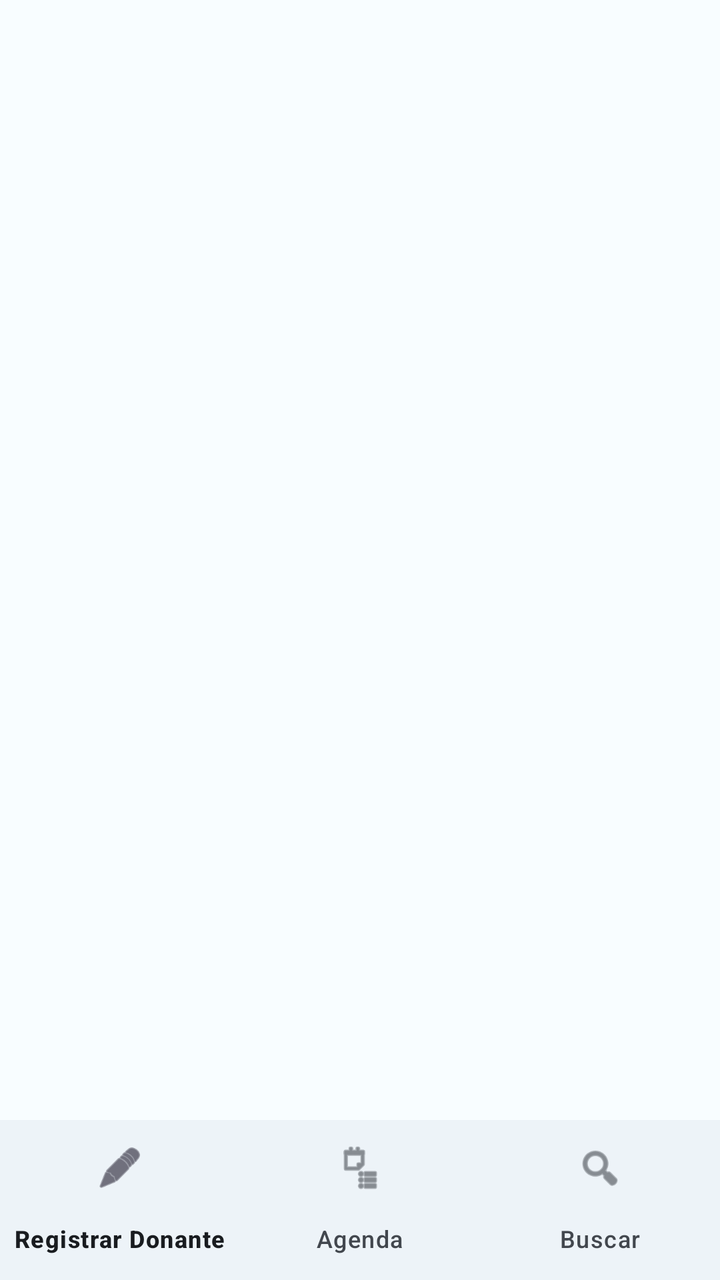
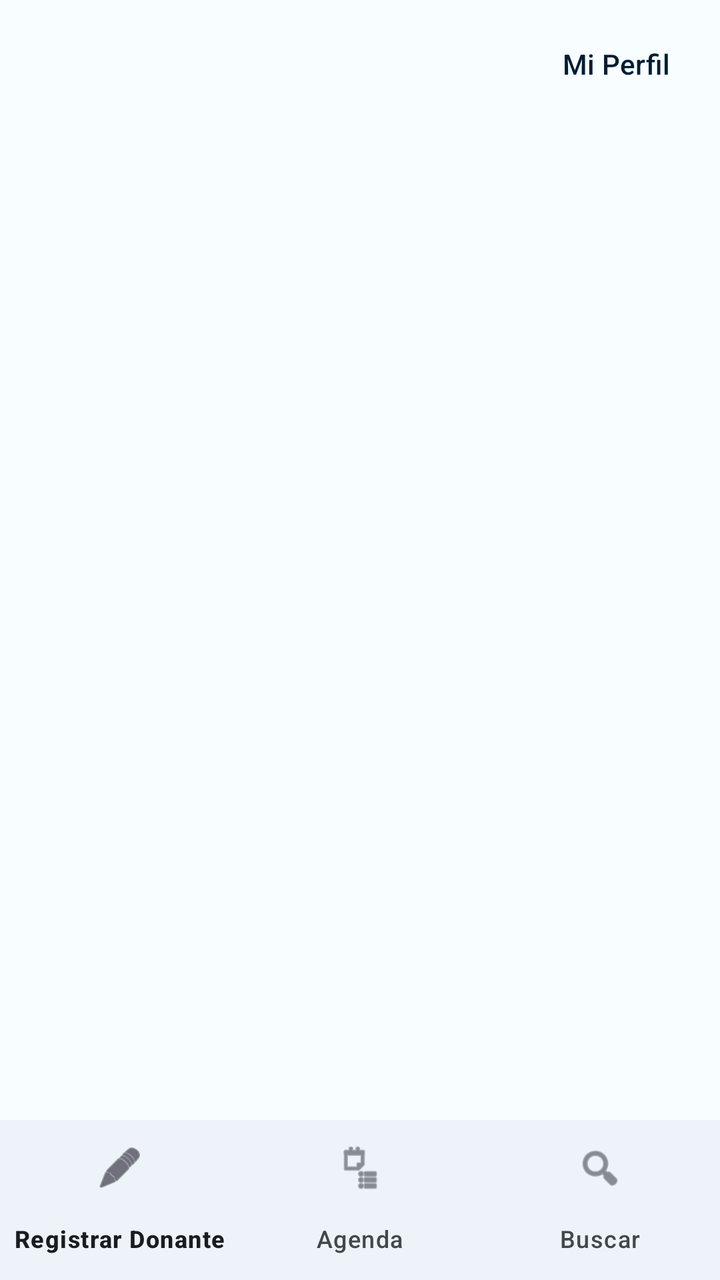

The first picture is an Android layout as it rendered before a commit; the second is the same layout after the commit. The layout source and the unified diff follow.
<!-- AndroidManifest.xml: application theme Theme.DonationSystem -->
<!-- res/layout/activity_main.xml -->
<?xml version="1.0" encoding="utf-8"?>
<androidx.constraintlayout.widget.ConstraintLayout xmlns:android="http://schemas.android.com/apk/res/android"
    xmlns:app="http://schemas.android.com/apk/res-auto"
    xmlns:tools="http://schemas.android.com/tools"
    android:id="@+id/main"
    android:layout_width="match_parent"
    android:layout_height="match_parent"
    android:background="@color/surface_light"
    tools:context=".views.MainActivity">

    <androidx.fragment.app.FragmentContainerView
        android:id="@+id/fragmentContainerView"
        android:layout_width="0dp"
        android:layout_height="0dp"
        app:layout_constraintBottom_toTopOf="@+id/bottomNavigationView"
        app:layout_constraintEnd_toEndOf="parent"
        app:layout_constraintStart_toStartOf="parent"
        app:layout_constraintTop_toTopOf="parent" />

    <com.google.android.material.bottomnavigation.BottomNavigationView
        android:id="@+id/bottomNavigationView"
        android:layout_width="0dp"
        android:layout_height="wrap_content"
        app:menu="@menu/bottom_nav_menu"
        app:layout_constraintBottom_toBottomOf="parent"
        app:layout_constraintEnd_toEndOf="parent"
        app:layout_constraintStart_toStartOf="parent" />

</androidx.constraintlayout.widget.ConstraintLayout>
<!-- resources referenced by this layout -->
<resources>
  <color name="surface_light">#FFF8FDFF</color>
  <style name="Theme.DonationSystem" parent="Base.Theme.DonationSystem" />
  <style name="Base.Theme.DonationSystem" parent="Theme.Material3.DayNight.NoActionBar">
          <item name="colorPrimary">@color/medical_blue</item>
          <item name="colorOnPrimary">@color/on_primary</item>
          <item name="colorPrimaryContainer">@color/medical_blue_light</item>
          <item name="colorOnPrimaryContainer">@color/clinical_dark_blue</item>
  
          <item name="colorSecondary">@color/clinical_dark_blue</item>
          <item name="colorOnSecondary">@color/on_secondary</item>
  
          <item name="colorSurface">@color/surface_light</item>
          <item name="colorOnSurface">@color/on_surface</item>
          <item name="colorSurfaceVariant">@color/surface_variant</item>
          <item name="colorOnSurfaceVariant">@color/on_surface_variant</item>
  
          <item name="android:colorBackground">@color/surface_light</item>
          <item name="colorOutline">@color/outline</item>
  
          <item name="colorSurfaceContainerLowest">@color/surface_container_lowest</item>
          <item name="colorSurfaceContainerLow">@color/surface_container_low</item>
          <item name="colorSurfaceContainer">@color/surface_container</item>
          <item name="colorSurfaceContainerHigh">@color/surface_container_high</item>
          <item name="colorSurfaceContainerHighest">@color/surface_container_highest</item>
      </style>
  <color name="medical_blue">#FF00639A</color>
  <color name="on_primary">#FFFFFFFF</color>
  <color name="medical_blue_light">#FFD1E4FF</color>
  <color name="clinical_dark_blue">#FF001D33</color>
  <color name="on_secondary">#FFFFFFFF</color>
  <color name="on_surface">#FF191C20</color>
  <color name="surface_variant">#FFDEE3EB</color>
  <color name="on_surface_variant">#FF42474E</color>
  <color name="outline">#FF72777F</color>
  <color name="surface_container_lowest">#FFFFFFFF</color>
  <color name="surface_container_low">#FFF3F8FB</color>
  <color name="surface_container">#FFEDF3F8</color>
  <color name="surface_container_high">#FFE7EDF3</color>
  <color name="surface_container_highest">#FFE1E9F0</color>
</resources>

<!-- the commit's change to res/layout/activity_main.xml (unified diff, before → after) -->
@@ -17,6 +17,18 @@
         app:layout_constraintStart_toStartOf="parent"
         app:layout_constraintTop_toTopOf="parent" />
 
+    <com.google.android.material.button.MaterialButton
+        android:id="@+id/buttonProfile"
+        style="@style/Widget.Material3.Button.TextButton"
+        android:layout_width="wrap_content"
+        android:layout_height="wrap_content"
+        android:layout_marginTop="8dp"
+        android:layout_marginEnd="8dp"
+        android:text="Mi Perfil"
+        android:textColor="@color/clinical_dark_blue"
+        app:layout_constraintEnd_toEndOf="parent"
+        app:layout_constraintTop_toTopOf="parent" />
+
     <com.google.android.material.bottomnavigation.BottomNavigationView
         android:id="@+id/bottomNavigationView"
         android:layout_width="0dp"
